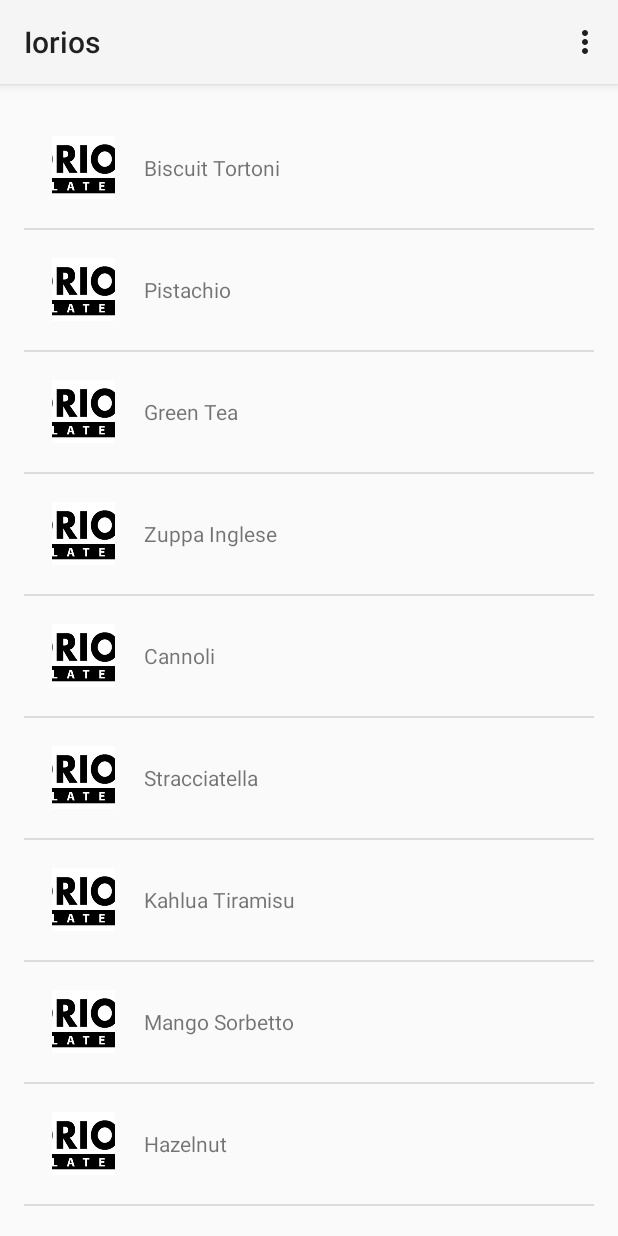
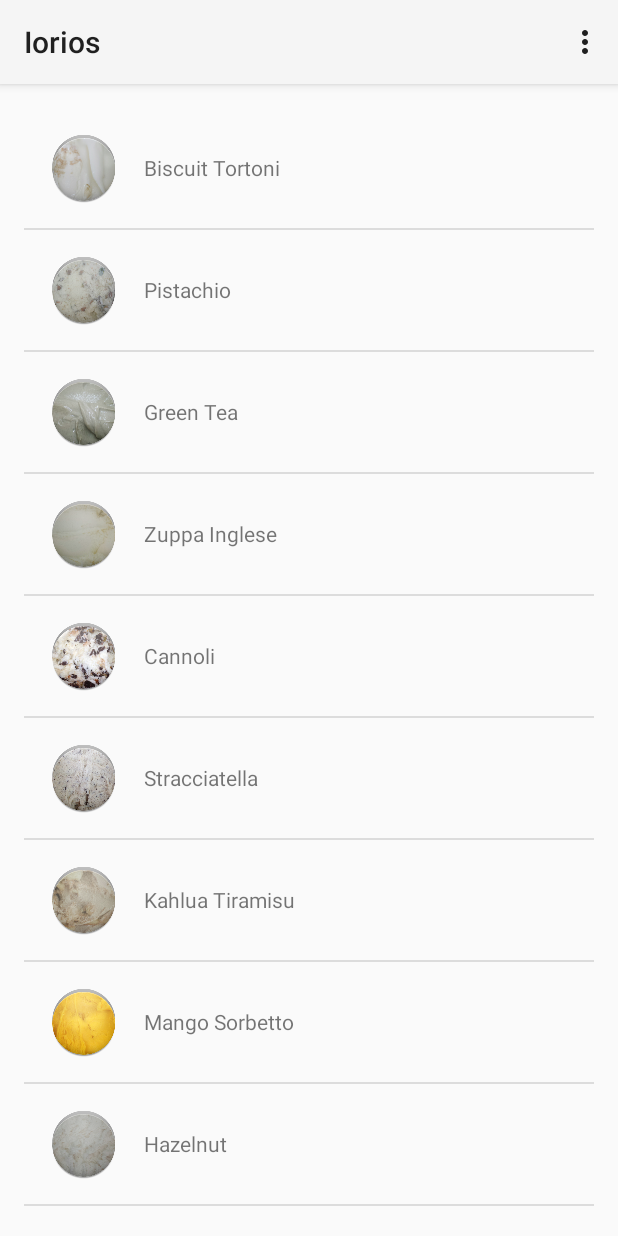
Before and after one commit to cnsn94/iorios, an Android app: the screen it shows after launch (MainActivity), on a phone screen of 412 x 824 dp. Run offline under Robolectric (Android 15) with nearby library versions, the phone set to English and light mode, and no system bars.

Commit message:
ACTUALLY Gelato Pictures.
No really. Gelato is labeled correctly. Also, screen rotation locked in
portrait. GelatoFragment constructor added.

```diff
--- a/Iorios/app/src/main/AndroidManifest.xml
+++ b/Iorios/app/src/main/AndroidManifest.xml
@@ -9,6 +9,8 @@ package="com.ioriosgelato.iorios" >
     android:theme="@style/Base.Theme.AppCompat.Light" >
     <activity
         android:name=".MainActivity"
+        android:screenOrientation="portrait"
+        android:configChanges="keyboardHidden|orientation|screenSize"
         android:label="@string/app_name" >
         <intent-filter>
             <action android:name="android.intent.action.MAIN" />
--- a/Iorios/app/src/main/java/com/ioriosgelato/iorios/GelatoFragment.java
+++ b/Iorios/app/src/main/java/com/ioriosgelato/iorios/GelatoFragment.java
@@ -11,6 +11,7 @@ import android.widget.AdapterView;
 import android.widget.ArrayAdapter;
 import android.widget.ListView;
 import android.widget.TextView;
+import android.widget.Toast;
 
 import java.io.BufferedReader;
 import java.io.IOException;
@@ -27,15 +28,16 @@ import java.util.List;
 
 
 public class GelatoFragment extends Fragment {
-    public GelatoFragment() {
-    }
+       private final MainActivity a;
+       public GelatoFragment(MainActivity in) {
+            this.a = in;
+       }
 
-    @Override
-    public View onCreateView(LayoutInflater inflater, ViewGroup container,
-                             Bundle savedInstanceState) {
+       public View onCreateView (final LayoutInflater inflater, final ViewGroup container, Bundle savedInstanceState) {
         View rootView = inflater.inflate(R.layout.fragment_main, container, false);
 
-        String [] listy =
+        ListView list;
+        String [] web =
                 {
                         "Biscuit Tortoni",
                         "Pistachio",
@@ -55,15 +57,27 @@ public class GelatoFragment extends Fragment {
                         "Bacio"
                 };
 
-        List<String> gelatoList = new ArrayList<String>(Arrays.asList(listy));
-
-        ArrayAdapter<String> adaptedData =
-                new ArrayAdapter<String>(getActivity(),
-                        R.layout.list_item_gelato,
-                        R.id.list_item_gelato_textview, gelatoList);
-
-        ListView listview = (ListView) rootView.findViewById(R.id.listview_gelato);
-        listview.setAdapter(adaptedData);
+        Integer [] imageId = {
+                R.drawable.gel_biscuit_tortoni,
+                R.drawable.gel_pistachio,
+                R.drawable.gel_green_tea,
+                R.drawable.gel_zuppa_inglese,
+                R.drawable.gel_cannoli,
+                R.drawable.gel_stracciatella,
+                R.drawable.gel_kahlua_tiramisu,
+                R.drawable.gel_mango_sorbetto,
+                R.drawable.gel_hazelnut,
+                R.drawable.gel_venezuelan_dark_chocolate,
+                R.drawable.gel_belgian_chocolate,
+                R.drawable.gel_german_chocolate_cake,
+                R.drawable.gel_profiterole,
+                R.drawable.gel_spumoni,
+                R.drawable.gel_mexican_vanilla,
+                R.drawable.gel_bacio
+        };
+               ListAdapter adapter = new ListAdapter(this.a, web, imageId);
+               list = (ListView) rootView.findViewById(R.id.listview_gelato);
+               list.setAdapter(adapter);
 
         return rootView;
     }
--- /dev/null
+++ b/Iorios/app/src/main/java/com/ioriosgelato/iorios/ListAdapter.java
@@ -0,0 +1,37 @@
+package com.ioriosgelato.iorios;
+import android.content.Context;
+import android.view.LayoutInflater;
+import android.view.View;
+import android.view.ViewGroup;
+import android.widget.ArrayAdapter;
+import android.widget.TextView;
+import android.widget.ImageView;
+import android.app.Activity;
+import java.util.List;
+public class ListAdapter extends ArrayAdapter {
+    private final Activity context;
+    private final String[] web;
+    private final Integer[] imageId;
+    public ListAdapter(Activity context,
+                      String[] web, Integer[] imageId) {
+        super(context, R.layout.list_item_gelato, web);
+        this.context = context;
+        this.web = web;
+        this.imageId = imageId;
+    }
+
+    @Override
+    public View getView(int position, View view, ViewGroup parent) {
+        LayoutInflater inflater = context.getLayoutInflater();
+        View rowView= inflater.inflate(R.layout.list_item_gelato, null, true);
+        TextView txtTitle = (TextView) rowView.findViewById(R.id.list_item_gelato_textview);
+        ImageView imageView = (ImageView) rowView.findViewById(R.id.list_item_icon);
+        txtTitle.setText(web[position]);
+        imageView.setImageResource(imageId[position]);
+        return rowView;
+    }
+
+}
+/**
+ * Created by Cher on 1/17/2015.
+ */
--- a/Iorios/app/src/main/java/com/ioriosgelato/iorios/MainActivity.java
+++ b/Iorios/app/src/main/java/com/ioriosgelato/iorios/MainActivity.java
@@ -26,7 +26,7 @@ public class MainActivity extends ActionBarActivity {
         setContentView(R.layout.activity_main);
         if (savedInstanceState == null) {
             getSupportFragmentManager().beginTransaction()
-                    .add(R.id.container, new GelatoFragment())
+                    .add(R.id.container, new GelatoFragment(this))
                     .commit();
         }
     }
--- a/Iorios/app/src/main/res/layout/activity_main.xml
+++ b/Iorios/app/src/main/res/layout/activity_main.xml
@@ -4,4 +4,4 @@
     android:layout_width="match_parent"
     android:layout_height="match_parent"
     tools:context=".MainActivity"
-    tools:ignore="MergeRootFrame" />
+    tools:ignore="MergeRootFrame"/>
--- a/Iorios/app/src/main/res/layout/list_item_gelato.xml
+++ b/Iorios/app/src/main/res/layout/list_item_gelato.xml
@@ -13,7 +13,6 @@
         android:id="@+id/list_item_icon"
         android:layout_width="wrap_content"
         android:layout_height="wrap_content"
-        android:src="@drawable/ic_launcher"
         android:contentDescription="@string/app_name"
         android:clickable="false" />
 
```
